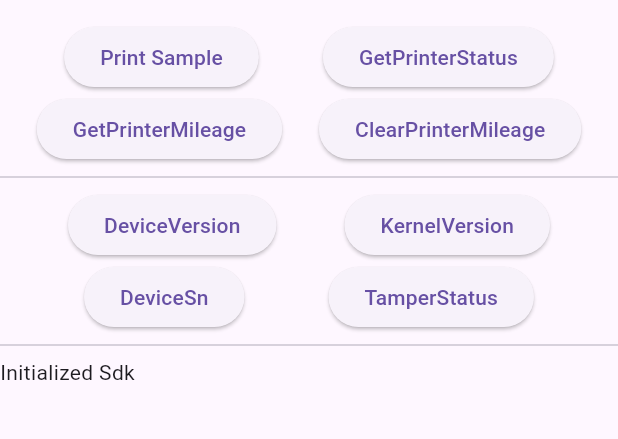
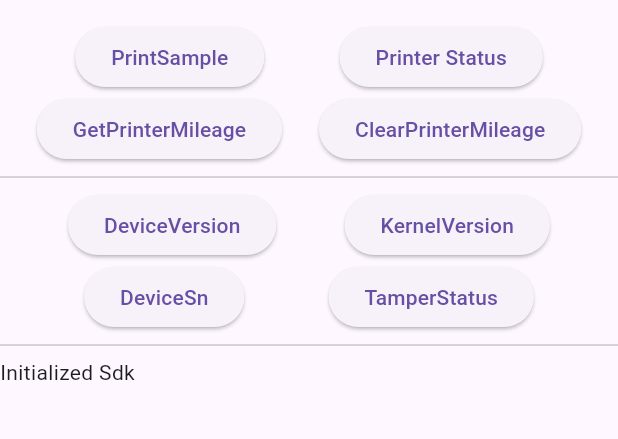
Before and after one commit to visioninvestmentslimited/wiseasy_sdk, a Flutter app: the screen it shows after launch, on a phone screen of 412 x 824 dp, the part 63-502 px from its top. Run offline on Flutter 3.47's test engine with Material 3 defaults, Android fonts, the phone set to English and light mode, and no system bars; statements that could not run were skipped.

```diff
--- a/example/lib/main.dart
+++ b/example/lib/main.dart
@@ -1,3 +1,5 @@
+// ignore_for_file: avoid_print
+
 import 'package:flutter/material.dart';
 import 'package:flutter/services.dart';
 import 'package:wiseasy_sdk/wiseasy_sdk.dart';
@@ -22,6 +24,7 @@ class MyApp extends StatefulWidget {
 
 class _MyAppState extends State<MyApp> {
   List<String> logs = [];
+  late WisePosPrinter printer;
 
   @override
   void initState() {
@@ -32,6 +35,7 @@ class _MyAppState extends State<MyApp> {
   void initialize() async {
     await WisePosSdk.initialize();
     addLogs("Initialized Sdk");
+    printer = WisePosSdk.printer;
   }
 
   void addLogs(log) {
@@ -41,6 +45,78 @@ class _MyAppState extends State<MyApp> {
       logs.add(log.toString());
     }
     setState(() {});
+  }
+
+  Future<void> printSample() async {
+    // Initializing the printer.
+    await printer.initialize();
+
+    // Set the printer gray value.
+    await printer.setGrayLevel(2);
+
+    // Gets the current status of the printer
+    Map<String, dynamic> status = await printer.getPrinterStatus();
+    print("Status: $status");
+
+    // Gets whether the printer is out of paper from the map file.
+    if (status["paper"] == 1) {
+      throw Exception("Printer does not have paper");
+    }
+
+    // When printing text information, the program needs to set the printing font. The current setting is the default font.
+    await printer.setPrintFont({'font': 'DEFAULT'});
+
+    // Add Image from assets
+    await printer.addAsset(asset: 'assets/discount_img.png');
+
+    var textInfo = TextInfo(
+      text: "www.test.com",
+      align: PrinterAlign.center,
+      fontSize: 32,
+    );
+    await printer.setLineSpacing(1);
+    await printer.addSingleText(textInfo);
+
+    textInfo = textInfo.copyWith(
+      text: "--------------------------------------------",
+      align: PrinterAlign.center,
+    );
+    await printer.addSingleText(textInfo);
+
+    textInfo.align = PrinterAlign.left;
+    textInfo.text = "Meal Package:KFC \$100 coupons";
+    await printer.addSingleText(textInfo);
+
+    textInfo.text = "Selling Price:\$90";
+    await printer.addSingleText(textInfo);
+
+    textInfo.text = "Merchant Name:KFC";
+    await printer.addSingleText(textInfo);
+
+    textInfo.text = "Payment Time:17/3/29 9:27";
+    await printer.addSingleText(textInfo);
+
+    textInfo.align = PrinterAlign.center;
+    textInfo.text = "--------------------------------------------";
+    await printer.addSingleText(textInfo);
+
+    // Barcode Test
+    await printer.addBarCode(barcode: "abcd");
+    textInfo.text = "--------------------------------------------";
+    await printer.addSingleText(textInfo);
+
+    // QrCode
+    await printer.addQrCode(qrCode: "abcd");
+    textInfo.text = "--------------------------------------------";
+    await printer.addSingleText(textInfo);
+
+    textInfo.text = "Thanks For Using";
+    await printer.addSingleText(textInfo);
+
+    print("Starting print");
+    await printer.startPrinting();
+    await printer.feedPaper(30);
+    print("Printing completed");
   }
 
   @override
@@ -57,12 +133,12 @@ class _MyAppState extends State<MyApp> {
               ElevatedButton(
                 onPressed: () async {
                   try {
-                    await WisePosSdk.printer.printSample();
+                    await printSample();
                   } catch (e) {
                     addLogs(e);
                   }
                 },
-                child: const Text("Print Sample"),
+                child: const Text("PrintSample"),
               ),
               ElevatedButton(
                 onPressed: () async {
@@ -72,8 +148,8 @@ class _MyAppState extends State<MyApp> {
                     addLogs(e);
                   }
                 },
-                child: const Text("GetPrinterStatus"),
-              )
+                child: const Text("Printer Status"),
+              ),
             ],
           ),
           Row(
--- a/example/pubspec.yaml
+++ b/example/pubspec.yaml
@@ -19,3 +19,5 @@ dev_dependencies:
 
 flutter:
   uses-material-design: true
+  assets:
+    - assets/
--- /dev/null
+++ b/lib/src/models/export_models.dart
@@ -0,0 +1 @@
+export 'package:wiseasy_sdk/src/models/text_info.dart';
--- /dev/null
+++ b/lib/src/models/text_info.dart
@@ -0,0 +1,63 @@
+import 'package:wiseasy_sdk/src/generated/wiseasy_sdk.g.dart';
+
+class TextInfo {
+  String text;
+  PrinterAlign align;
+  int fontSize;
+  int width;
+  int columnSpacing;
+  bool isBold;
+  bool isItalic;
+  bool isWithUnderline;
+  bool isReverseText;
+
+  TextInfo({
+    required this.text,
+    this.align = PrinterAlign.left,
+    this.fontSize = 24,
+    this.width = -1,
+    this.columnSpacing = -1,
+    this.isBold = false,
+    this.isItalic = false,
+    this.isWithUnderline = false,
+    this.isReverseText = false,
+  });
+
+  TextInfo copyWith({
+    String? text,
+    PrinterAlign? align,
+    int? fontSize,
+    int? width,
+    int? columnSpacing,
+    bool? isBold,
+    bool? isItalic,
+    bool? isWithUnderline,
+    bool? isReverseText,
+  }) {
+    return TextInfo(
+      text: text ?? this.text,
+      align: align ?? this.align,
+      fontSize: fontSize ?? this.fontSize,
+      width: width ?? this.width,
+      columnSpacing: columnSpacing ?? this.columnSpacing,
+      isBold: isBold ?? this.isBold,
+      isItalic: isItalic ?? this.isItalic,
+      isWithUnderline: isWithUnderline ?? this.isWithUnderline,
+      isReverseText: isReverseText ?? this.isReverseText,
+    );
+  }
+
+  PrinterTextInfo toPrinterTextInfo() {
+    return PrinterTextInfo(
+      text: text,
+      align: align,
+      fontSize: fontSize,
+      width: width,
+      columnSpacing: columnSpacing,
+      isBold: isBold,
+      isItalic: isItalic,
+      isWithUnderline: isWithUnderline,
+      isReverseText: isReverseText,
+    );
+  }
+}
--- a/lib/src/wisepos_sdk.dart
+++ b/lib/src/wisepos_sdk.dart
@@ -2,12 +2,31 @@ import 'package:wiseasy_sdk/src/generated/wiseasy_sdk.g.dart';
 import 'package:wiseasy_sdk/src/wisepos/wisepos_device.dart';
 import 'package:wiseasy_sdk/src/wisepos/wisepos_printer.dart';
 
+export 'package:wiseasy_sdk/src/wisepos/wisepos_device.dart';
+export 'package:wiseasy_sdk/src/wisepos/wisepos_printer.dart';
+
 class WisePosSdk {
   static final WisePosChannel _channel = WisePosChannel();
+  static bool _isInitialized = false;
 
-  static Future<void> initialize() => _channel.initialize();
+  static Future<void> initialize() async {
+    await _channel.initialize();
+    _isInitialized = true;
+  }
 
-  static WisePosPrinter printer = WisePosPrinter.instance;
+  static WisePosPrinter get printer {
+    _ensureInitialized();
+    return WisePosPrinter.instance;
+  }
 
-  static WisePosDevice device = WisePosDevice.instance;
+  static WisePosDevice get device {
+    _ensureInitialized();
+    return WisePosDevice.instance;
+  }
+
+  static void _ensureInitialized() {
+    if (!_isInitialized) {
+      throw "WisePos SDK is not initialized";
+    }
+  }
 }
--- a/lib/wiseasy_sdk.dart
+++ b/lib/wiseasy_sdk.dart
@@ -1,5 +1,6 @@
 library wiseasy_sdk;
 
-export 'package:wiseasy_sdk/src/generated/wiseasy_sdk.g.dart';
-// show PrinterAlign;
+export 'package:wiseasy_sdk/src/models/export_models.dart';
 export 'package:wiseasy_sdk/src/wisepos_sdk.dart';
+export 'package:wiseasy_sdk/src/generated/wiseasy_sdk.g.dart'
+    show PrinterAlign, BarcodeType;
```
Also changed, not shown: lib/src/wisepos/wisepos_printer.dart (+35 -13 lines), pigeon/wisepos_sdk.dart (+22 -18 lines), example/assets/discount_img.png (added), lib/src/generated/wiseasy_sdk.g.dart, 4 other files.
